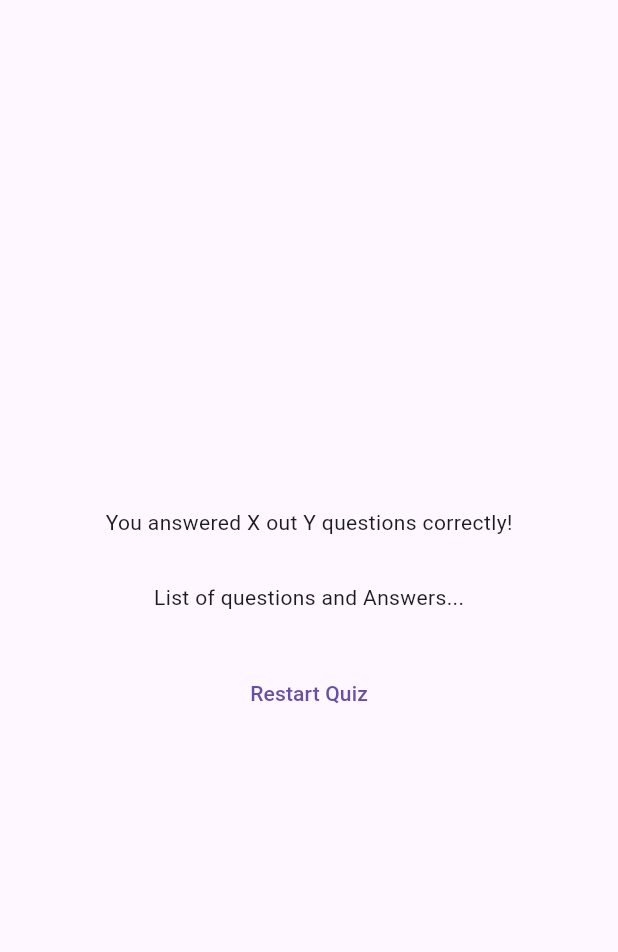
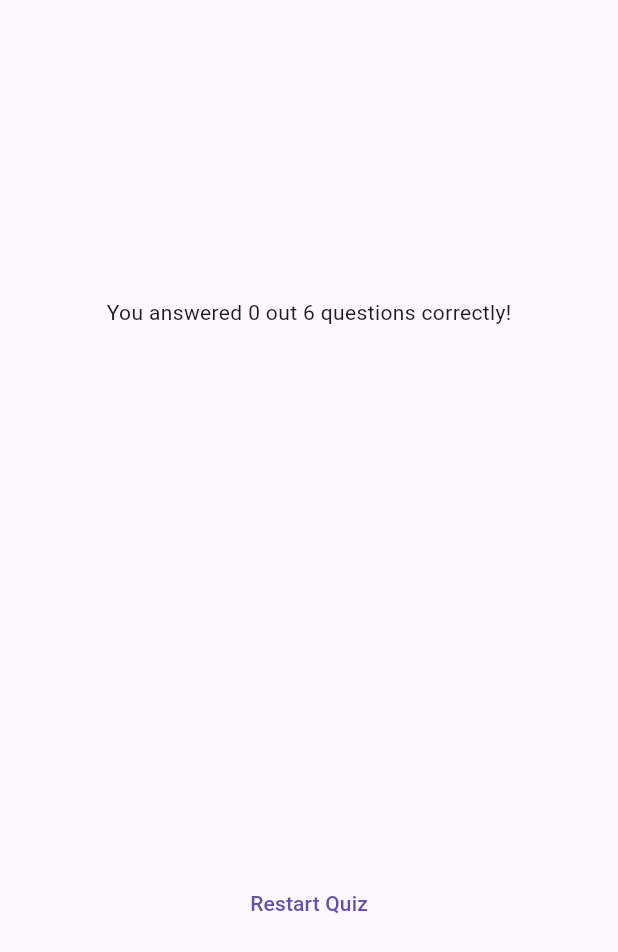
Before and after one commit to oladejomubarak/A-demo-dice-App, a Flutter app: the ResultsScreen widget shown alone on an empty page, opened directly with empty values, on a phone screen of 412 x 824 dp. Shown: the top 952 px of the screen. Run offline on Flutter 3.47's test engine with Material 3 defaults, Android fonts, the phone set to English and light mode, and no system bars; our stand-ins replace google_fonts.

Commit message:
added more screens

```diff
--- a/lib/data/results_screen.dart
+++ b/lib/data/results_screen.dart
@@ -1,4 +1,5 @@
 import 'package:first_app/data/questions.dart';
+import 'package:first_app/questions_summary.dart';
 import 'package:flutter/foundation.dart';
 import 'package:flutter/material.dart';
 import 'package:flutter/widgets.dart';
@@ -25,6 +26,11 @@ class ResultsScreen extends StatelessWidget {
 
   @override
   Widget build(BuildContext context) {
+    final summaryData = getSummaryData();
+    final numTotalQuestions = questions.length;
+    final numCorrectAnwsers = summaryData.where((data) {
+      return data['user_answer'] == ['correct_answer'];
+    }).length;
     return SizedBox(
       width: double.infinity,
       child: Container(
@@ -32,11 +38,13 @@ class ResultsScreen extends StatelessWidget {
         child: Column(
           mainAxisAlignment: MainAxisAlignment.center,
           children: [
-            const Text("You answered X out Y questions correctly!"),
+            Text(
+              "You answered $numCorrectAnwsers out $numTotalQuestions questions correctly!",
+            ),
             const SizedBox(
               height: 30,
             ),
-            const Text("List of questions and Answers..."),
+            QuestionsSummary(summaryData),
             const SizedBox(
               height: 30,
             ),
--- a/lib/questions_summary.dart
+++ b/lib/questions_summary.dart
@@ -7,12 +7,16 @@ class QuestionsSummary extends StatelessWidget {
 
   @override
   Widget build(BuildContext context) {
-    return Column(
+    return SizedBox(
+      height: 300,
+      child: SingleChildScrollView(
+        child: Column(
           children: summaryData.map((data) {
             return Row(
               children: [
                 Text(((data['question_index'] as int) + 1).toString()),
-            Column(
+                Expanded(
+                  child: Column(
                     children: [
                       Text(data['question'] as String),
                       const SizedBox(
@@ -22,9 +26,12 @@ class QuestionsSummary extends StatelessWidget {
                       Text(data['correct_answer'] as String),
                     ],
                   ),
+                ),
               ],
             );
           }).toList(),
+        ),
+      ),
     );
   }
 }
--- a/lib/quiz.dart
+++ b/lib/quiz.dart
@@ -26,7 +26,7 @@ class _QuizState extends State<Quiz> {
     selectedAnswers.add(answer);
     if (selectedAnswers.length == questions.length) {
       setState(() {
-        selectedAnswers = [];
+       // selectedAnswers = [];
         activeScreen = 'results-screen';
       });
     }
```
Lines whose indentation alone changed are shown as unchanged.
